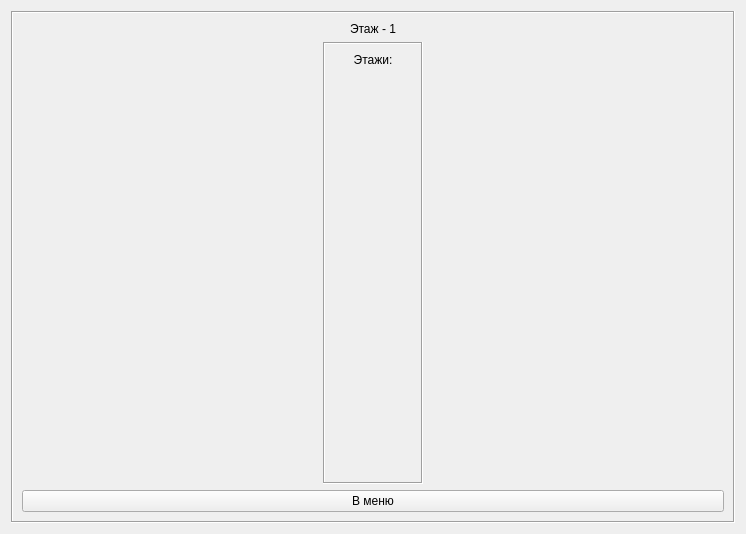
The window that planningwindow.ui (bondarev-al/PPCofCLinB) describes before a commit, drawn with Qt 5.
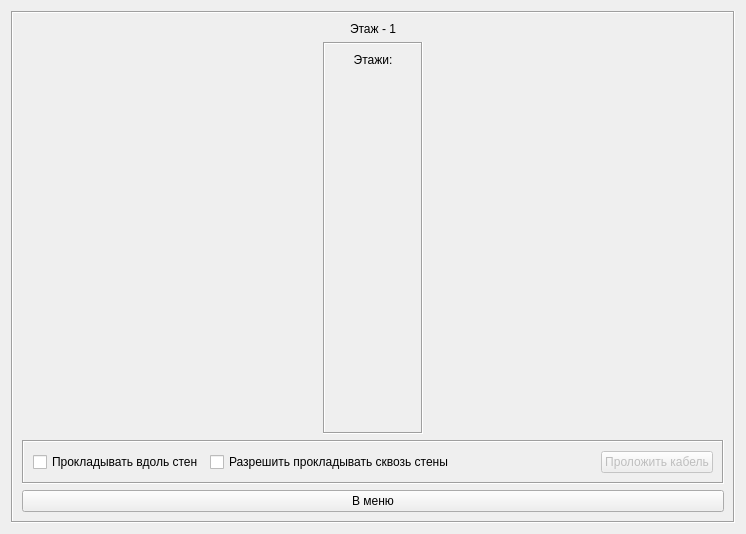
The same window after the commit.

Commit message: В окно планирования добавлен интерфейс для задания параметров прокладки кабеля

The edit to the form file:
```diff
--- a/planningwindow.ui
+++ b/planningwindow.ui
@@ -87,6 +87,55 @@
         </item>
        </layout>
       </item>
+      <item>
+       <widget class="QFrame" name="planning_frame">
+        <property name="frameShape">
+         <enum>QFrame::Box</enum>
+        </property>
+        <property name="frameShadow">
+         <enum>QFrame::Sunken</enum>
+        </property>
+        <layout class="QHBoxLayout" name="horizontalLayout">
+         <item>
+          <widget class="QCheckBox" name="along_walls_but">
+           <property name="text">
+            <string>Прокладывать вдоль стен</string>
+           </property>
+          </widget>
+         </item>
+         <item>
+          <widget class="QCheckBox" name="through_walls_but">
+           <property name="text">
+            <string>Разрешить прокладывать сквозь стены</string>
+           </property>
+          </widget>
+         </item>
+         <item>
+          <spacer name="horizontalSpacer">
+           <property name="orientation">
+            <enum>Qt::Horizontal</enum>
+           </property>
+           <property name="sizeHint" stdset="0">
+            <size>
+             <width>40</width>
+             <height>20</height>
+            </size>
+           </property>
+          </spacer>
+         </item>
+         <item>
+          <widget class="QPushButton" name="planning_but">
+           <property name="enabled">
+            <bool>false</bool>
+           </property>
+           <property name="text">
+            <string>Проложить кабель</string>
+           </property>
+          </widget>
+         </item>
+        </layout>
+       </widget>
+      </item>
       <item>
        <widget class="QPushButton" name="menu_but">
         <property name="text">
```
Left out of the diff: 6 changed lines with no effect on the pictures. The commit also changes 1 other file.
